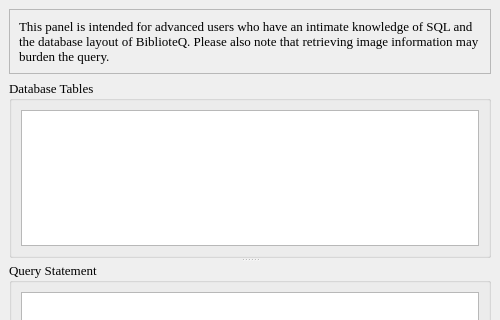
The window that customquery.ui (textbrowser/biblioteq) describes before a commit, drawn with Qt 5; both pictures show x 0 to 500 and y 0 to 320 of the 500 by 500 pixel window.
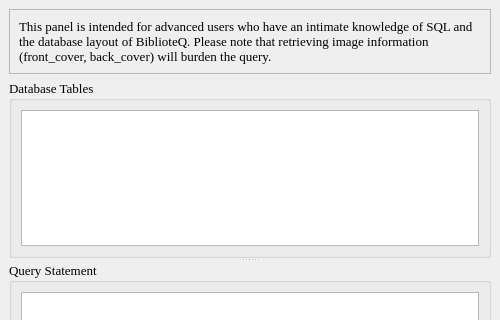
The same window after the commit. Icons and pictures are not drawn.

```diff
--- a/customquery.ui
+++ b/customquery.ui
@@ -40,9 +40,9 @@
       </property>
       <layout class="QVBoxLayout" >
        <item>
-        <widget class="QLabel" name="label" >
-         <property name="text" >
-          <string>This panel is intended for advanced users who have an intimate knowledge of SQL and the database layout of BiblioteQ. Please also note that retrieving image information may burden the query.</string>
+        <widget class="QLabel" name="label">
+         <property name="text">
+          <string>This panel is intended for advanced users who have an intimate knowledge of SQL and the database layout of BiblioteQ. Please note that retrieving image information (front_cover, back_cover) will burden the query.</string>
          </property>
          <property name="wordWrap" >
           <bool>true</bool>
```
Left out of the diff: 93 changed lines with no effect on the pictures.
